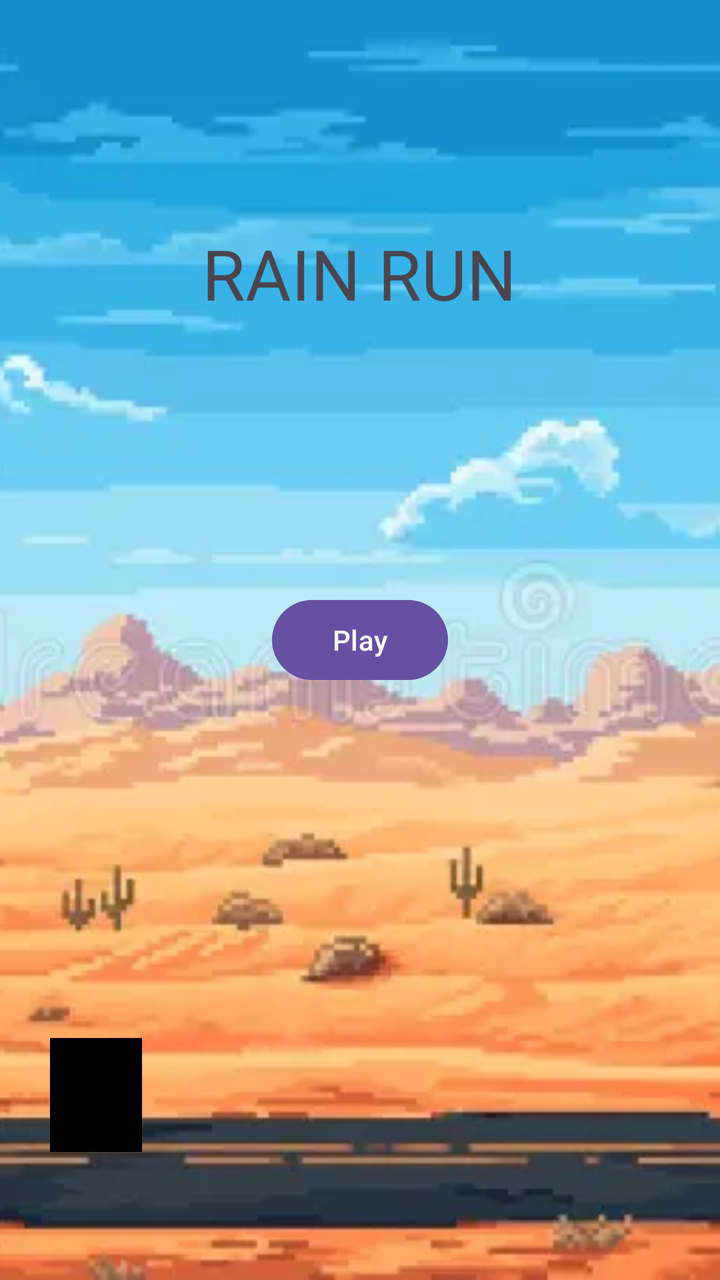
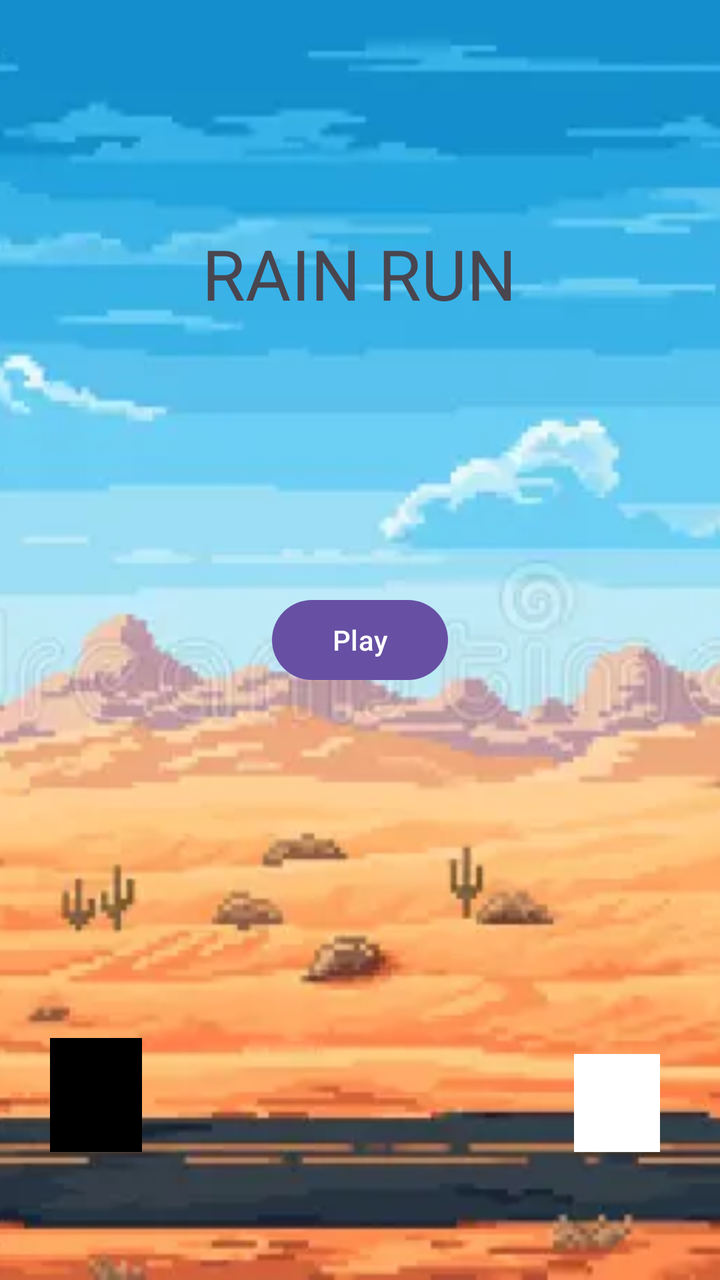

An Android layout rendered at two revisions. The XML below is the earlier revision; the diff shows what the commit changed to produce the second picture.
<!-- AndroidManifest.xml: application theme Theme.RainRun -->
<!-- res/layout/activity_main.xml -->
<?xml version="1.0" encoding="utf-8"?>
<androidx.constraintlayout.widget.ConstraintLayout xmlns:android="http://schemas.android.com/apk/res/android"
    xmlns:app="http://schemas.android.com/apk/res-auto"
    xmlns:tools="http://schemas.android.com/tools"
    android:id="@+id/main"
    android:layout_width="match_parent"
    android:layout_height="match_parent"
    tools:context=".MainActivity">

    <ImageView
        android:id="@+id/imageView"
        android:layout_width="match_parent"
        android:layout_height="match_parent"
        android:scaleType="centerCrop"
        android:clickable="true"
        app:layout_constraintBottom_toBottomOf="parent"
        app:layout_constraintEnd_toEndOf="parent"
        app:layout_constraintHorizontal_bias="0.0"
        app:layout_constraintStart_toStartOf="parent"
        app:layout_constraintTop_toTopOf="parent"
        app:layout_constraintVertical_bias="0.0"
        app:srcCompat="@drawable/desrt" />

    <Button
        android:id="@+id/button2"
        android:layout_width="wrap_content"
        android:layout_height="wrap_content"
        android:text="Play"
        app:layout_constraintBottom_toBottomOf="parent"
        app:layout_constraintEnd_toEndOf="parent"
        app:layout_constraintStart_toStartOf="parent"
        app:layout_constraintTop_toTopOf="parent" />

    <TextView
        android:id="@+id/textView"
        android:layout_width="wrap_content"
        android:layout_height="wrap_content"
        android:textSize="35dp"
        android:text="RAIN RUN"
        app:layout_constraintBottom_toBottomOf="parent"
        app:layout_constraintEnd_toEndOf="parent"
        app:layout_constraintHorizontal_bias="0.499"
        app:layout_constraintStart_toStartOf="parent"
        app:layout_constraintTop_toTopOf="parent"
        app:layout_constraintVertical_bias="0.191" />

    <View
        android:id="@+id/view"
        android:layout_width="46dp"
        android:layout_height="57dp"
        android:layout_marginStart="25dp"
        android:background="@color/black"
        app:layout_constraintStart_toStartOf="parent"
        app:layout_constraintBottom_toTopOf="@id/guideline3" />

    <androidx.constraintlayout.widget.Guideline
        android:id="@+id/guideline3"
        android:layout_width="wrap_content"
        android:layout_height="wrap_content"
        android:orientation="horizontal"
        app:layout_constraintGuide_percent="0.9"/>
</androidx.constraintlayout.widget.ConstraintLayout>
<!-- resources referenced by this layout -->
<resources>
  <color name="black">#FF000000</color>
  <!-- drawable desrt: jpg bitmap (drawable, 326881 bytes) -->
  <style name="Theme.RainRun" parent="Base.Theme.RainRun" />
  <style name="Base.Theme.RainRun" parent="Theme.Material3.DayNight.NoActionBar">
          
          
      </style>
</resources>

<!-- the commit's change to res/layout/activity_main.xml (unified diff, before → after) -->
@@ -8,21 +8,22 @@
     tools:context=".MainActivity">
 
     <ImageView
-        android:id="@+id/imageView"
+        android:id="@+id/wallpaper"
         android:layout_width="match_parent"
         android:layout_height="match_parent"
+        android:clickable="true"
+        android:contentDescription="@string/Tap_to_play"
         android:scaleType="centerCrop"
-        android:clickable="true"
         app:layout_constraintBottom_toBottomOf="parent"
         app:layout_constraintEnd_toEndOf="parent"
-        app:layout_constraintHorizontal_bias="0.0"
+        app:layout_constraintHorizontal_bias="1.0"
         app:layout_constraintStart_toStartOf="parent"
         app:layout_constraintTop_toTopOf="parent"
-        app:layout_constraintVertical_bias="0.0"
+        app:layout_constraintVertical_bias="1.0"
         app:srcCompat="@drawable/desrt" />
 
     <Button
-        android:id="@+id/button2"
+        android:id="@+id/playbutton"
         android:layout_width="wrap_content"
         android:layout_height="wrap_content"
         android:text="Play"
@@ -32,10 +33,10 @@
         app:layout_constraintTop_toTopOf="parent" />
 
     <TextView
-        android:id="@+id/textView"
+        android:id="@+id/title"
         android:layout_width="wrap_content"
         android:layout_height="wrap_content"
-        android:textSize="35dp"
+        android:textSize="35sp"
         android:text="RAIN RUN"
         app:layout_constraintBottom_toBottomOf="parent"
         app:layout_constraintEnd_toEndOf="parent"
@@ -45,13 +46,13 @@
         app:layout_constraintVertical_bias="0.191" />
 
     <View
-        android:id="@+id/view"
+        android:id="@+id/player"
         android:layout_width="46dp"
         android:layout_height="57dp"
         android:layout_marginStart="25dp"
         android:background="@color/black"
         app:layout_constraintStart_toStartOf="parent"
-        app:layout_constraintBottom_toTopOf="@id/guideline3" />
+        app:layout_constraintBottom_toTopOf="@id/guideline3"/>
 
     <androidx.constraintlayout.widget.Guideline
         android:id="@+id/guideline3"
@@ -59,4 +60,13 @@
         android:layout_height="wrap_content"
         android:orientation="horizontal"
         app:layout_constraintGuide_percent="0.9"/>
+
+    <View
+        android:id="@+id/obstacle"
+        android:layout_width="43dp"
+        android:layout_height="49dp"
+        android:layout_marginEnd="30dp"
+        android:background="@color/white"
+        app:layout_constraintEnd_toEndOf="parent"
+        app:layout_constraintBottom_toTopOf="@id/guideline3"/>
 </androidx.constraintlayout.widget.ConstraintLayout>
<!-- resource entries referenced after the edit -->
@@ -1,7 +1,9 @@
 <!-- resources referenced by this layout -->
 <resources>
   <color name="black">#FF000000</color>
+  <color name="white">#FFFFFFFF</color>
   <!-- drawable desrt: jpg bitmap (drawable, 326881 bytes) -->
+  <string name="Tap_to_play">RainRun</string>
   <style name="Theme.RainRun" parent="Base.Theme.RainRun" />
   <style name="Base.Theme.RainRun" parent="Theme.Material3.DayNight.NoActionBar">
           
